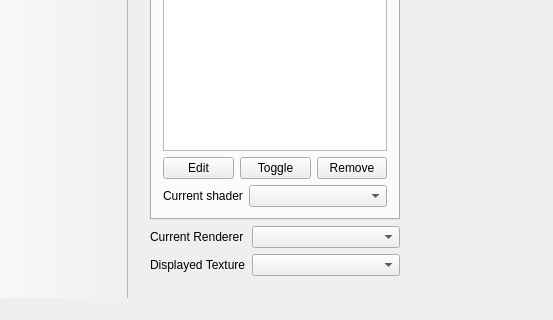
Above: src/MainApplication/Gui/ui/MainWindow.ui from STORM-IRIT/Radium-Engine before the change; both pictures show x 0 to 553 and y 417 to 737 of the 1250 by 737 pixel window. Below: the same form after it.
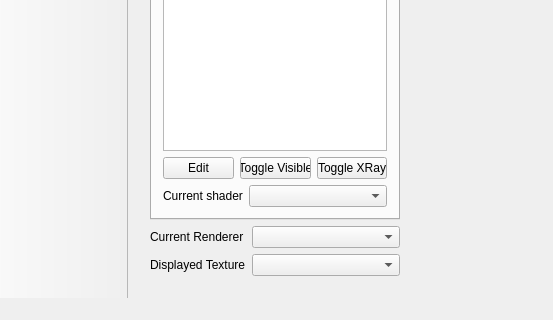
That is the form after the change. The open tabs and pages were chosen to show the change. Icons and pictures are not drawn. Custom widgets are drawn as their Qt base class.

The edit to the form file:
```diff
--- a/src/MainApplication/Gui/ui/MainWindow.ui
+++ b/src/MainApplication/Gui/ui/MainWindow.ui
@@ -312,14 +312,14 @@
                 <item>
                  <widget class="QPushButton" name="m_toggleRenderObjectButton">
                   <property name="text">
-                   <string>Toggle</string>
+                   <string>Toggle Visible</string>
                   </property>
                  </widget>
                 </item>
                 <item>
                  <widget class="QPushButton" name="m_removeRenderObjectButton">
                   <property name="text">
-                   <string>Remove</string>
+                   <string>Toggle XRay</string>
                   </property>
                  </widget>
                 </item>
```
Left out of the diff: 4 changed lines with no effect on the pictures. Lines whose indentation alone changed are shown as unchanged.
